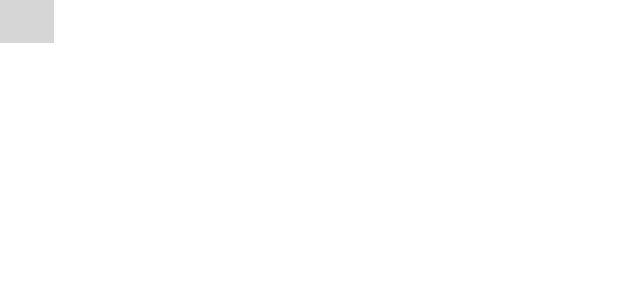
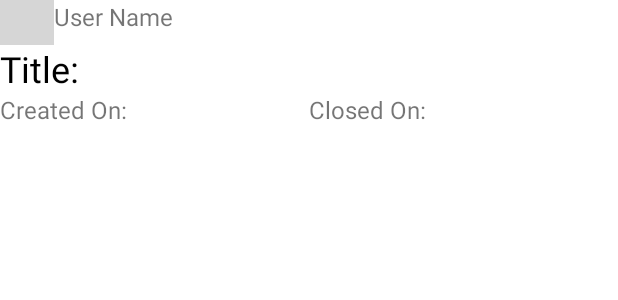
Before and after one commit to ranjanproject/PullRequests, an Android app: the layout item_pull_request.xml on its own in the app's theme, with its tools: preview values and no code run, on a phone screen of 412 x 824 dp. Shown: the top 300 px of the screen. Run offline under Robolectric (Android 15) with nearby library versions, the phone set to English and light mode, and no system bars; grey boxes are pictures that could not be loaded.

Commit message:
item xml added

```diff
--- a/app/src/main/java/com/example/pullrequests/viewHolders/PullRequestItemViewHolder.kt
+++ b/app/src/main/java/com/example/pullrequests/viewHolders/PullRequestItemViewHolder.kt
@@ -39,10 +39,10 @@ class PullRequestItemViewHolder(private val binding: ItemPullRequestBinding): Re
     }
 
     private fun setCreatedDate(createdDate: String){
-       binding.createdOnTv.text = createdDate
+       binding.createdOnDateTv.text = createdDate
     }
 
     private fun setClosedDate(closedDate: String){
-       binding.closedOnTv.text = closedDate
+       binding.closedOnDateTv.text = closedDate
     }
 }
--- a/app/src/main/res/layout/item_pull_request.xml
+++ b/app/src/main/res/layout/item_pull_request.xml
@@ -8,8 +8,9 @@
     <TextView
         android:id="@+id/user_name_tv"
         android:layout_width="0dp"
+        android:textSize="16sp"
         android:layout_height="wrap_content"
-        android:text=""
+        android:text="@string/user_name"
         app:layout_constraintEnd_toEndOf="parent"
         app:layout_constraintStart_toEndOf="@+id/profile_pic_iv"
         app:layout_constraintTop_toTopOf="parent" />
@@ -24,32 +25,75 @@
         tools:srcCompat="@tools:sample/avatars" />
 
     <TextView
+        style="@style/heading_title_tv"
         android:id="@+id/title_tv"
+        android:layout_width="0dp"
+        android:layout_height="wrap_content"
+        android:text="@string/title"
+        app:layout_constraintEnd_toEndOf="parent"
+        app:layout_constraintHorizontal_bias="0.5"
+        app:layout_constraintStart_toStartOf="parent"
+        app:layout_constraintTop_toBottomOf="@+id/profile_pic_iv" />
+
+    <TextView
+        style="@style/date_tv"
+        android:id="@+id/created_on_tv"
+        android:layout_width="0dp"
+        android:layout_height="wrap_content"
+        android:text="@string/created_on"
+        app:layout_constraintEnd_toStartOf="@+id/closed_on_tv"
+        app:layout_constraintStart_toStartOf="parent"
+        app:layout_constraintTop_toBottomOf="@+id/title_tv" />
+
+    <TextView
+        style="@style/date_tv"
+        android:id="@+id/closed_on_tv"
+        android:layout_width="0dp"
+        android:layout_height="wrap_content"
+        android:text="@string/closed_on"
+        app:layout_constraintEnd_toEndOf="parent"
+        app:layout_constraintStart_toEndOf="@+id/created_on_tv"
+        app:layout_constraintTop_toBottomOf="@+id/title_tv" />
+
+    <TextView
+        style="@style/date_tv"
+        android:id="@+id/created_on_date_tv"
+        android:layout_width="0dp"
+        android:layout_height="wrap_content"
+        android:text=""
+        app:layout_constraintEnd_toStartOf="@+id/closed_on_date_tv"
+        app:layout_constraintStart_toStartOf="parent"
+        app:layout_constraintTop_toBottomOf="@+id/created_on_tv" />
+
+    <TextView
+        style="@style/date_tv"
+        android:id="@+id/closed_on_date_tv"
         android:layout_width="0dp"
         android:layout_height="wrap_content"
         android:text=""
         app:layout_constraintEnd_toEndOf="parent"
-        app:layout_constraintHorizontal_bias="0.5"
-        app:layout_constraintStart_toStartOf="parent"
-        app:layout_constraintTop_toBottomOf="@+id/user_name_tv" />
+        app:layout_constraintStart_toEndOf="@+id/created_on_date_tv"
+        app:layout_constraintTop_toBottomOf="@+id/closed_on_tv" />
 
     <TextView
-        android:id="@+id/created_on_tv"
+        android:id="@+id/created_on_time_tv"
+        style="@style/time_tv"
         android:layout_width="0dp"
         android:layout_height="wrap_content"
         android:text=""
         app:layout_constraintBottom_toBottomOf="parent"
-        app:layout_constraintEnd_toStartOf="@+id/title_tv"
+        app:layout_constraintEnd_toStartOf="@+id/closed_on_tv"
         app:layout_constraintStart_toStartOf="parent"
-        app:layout_constraintTop_toBottomOf="@+id/title_tv" />
+        app:layout_constraintTop_toBottomOf="@+id/created_on_date_tv" />
 
     <TextView
-        android:id="@+id/closed_on_tv"
+        style="@style/time_tv"
+        android:id="@+id/closed_on_time_tv"
         android:layout_width="0dp"
         android:layout_height="wrap_content"
         android:text=""
         app:layout_constraintBottom_toBottomOf="parent"
         app:layout_constraintEnd_toEndOf="parent"
-        app:layout_constraintStart_toEndOf="@+id/created_on_tv"
-        app:layout_constraintTop_toBottomOf="@+id/title_tv" />
+        app:layout_constraintStart_toEndOf="@+id/created_on_date_tv"
+        app:layout_constraintTop_toBottomOf="@+id/closed_on_date_tv" />
 </androidx.constraintlayout.widget.ConstraintLayout>
--- a/app/src/main/res/values/strings.xml
+++ b/app/src/main/res/values/strings.xml
@@ -8,4 +8,7 @@
     <string name="default_repository">PullRequests</string>
     <string name="details">Details</string>
     <string name="closed_pr">Closed PR</string>
+    <string name="title">Title:</string>
+    <string name="created_on">Created On:</string>
+    <string name="closed_on">Closed On:</string>
 </resources>
--- /dev/null
+++ b/app/src/main/res/values/styles.xml
@@ -0,0 +1,15 @@
+<?xml version="1.0" encoding="utf-8"?>
+<resources>
+    <style name="heading_title_tv">
+        <item name="android:textSize">24sp</item>
+        <item name="android:textColor">@color/black</item>
+    </style>
+
+    <style name="date_tv">
+        <item name="android:textSize">16sp</item>
+    </style>
+
+    <style name="time_tv">
+        <item name="android:textSize">12sp</item>
+    </style>
+</resources>
```
